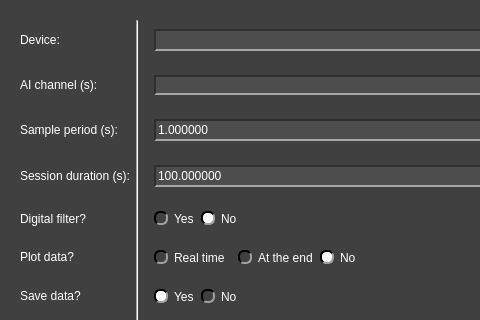
First picture: the form in pydaq/uis/PyDAQ_get_data_Arduino_widget.ui, repository viniciusfs14/pydaq, before the edit; both pictures show x 0 to 480 and y 0 to 320 of the 601 by 481 pixel window.
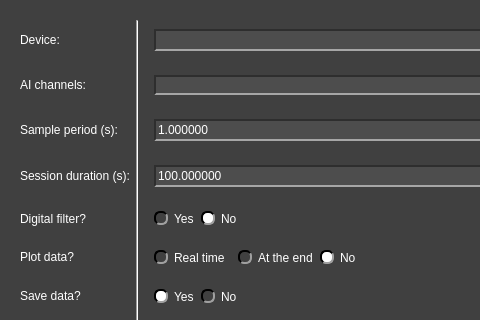
Second picture: the form after the edit. Icons and pictures are not drawn.

Diff of the .ui file:
```diff
--- a/pydaq/uis/PyDAQ_get_data_Arduino_widget.ui
+++ b/pydaq/uis/PyDAQ_get_data_Arduino_widget.ui
@@ -601,7 +601,7 @@
       <item row="1" column="0">
        <widget class="QLabel" name="label_3">
         <property name="text">
-         <string>AI channel (s):</string>
+         <string>AI channels:</string>
         </property>
        </widget>
       </item>
```
Left out of the diff: 2 changed lines with no effect on the pictures.
